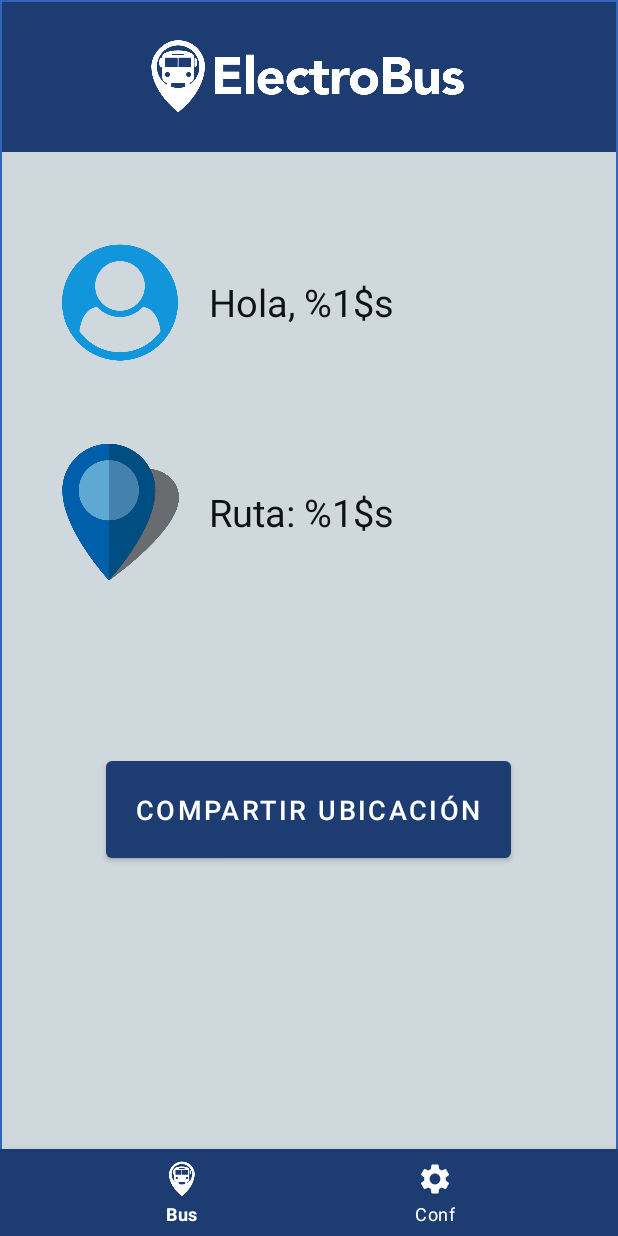
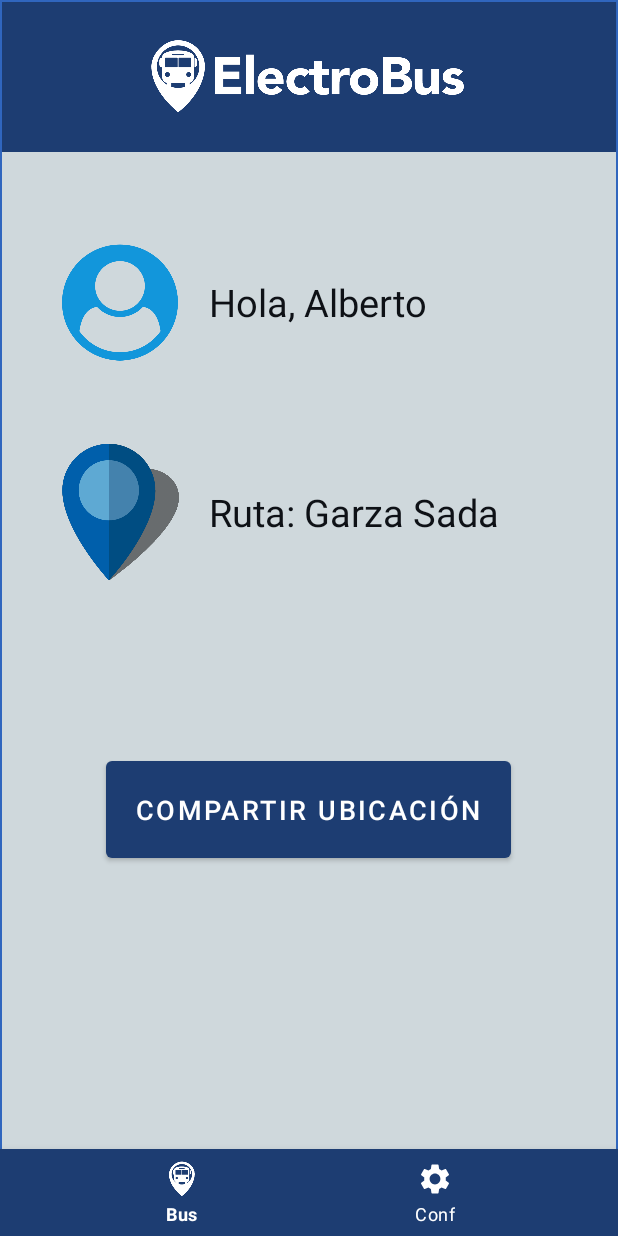
Before and after one commit to ddl29/ElectroBus, an Android app: the HomeDriverFragment screen opened directly, with no data from a screen before it, on a phone screen of 412 x 824 dp. Run offline under Robolectric (Android 15) with nearby library versions, the light colour scheme and no system bars; our stand-ins replace navigation-ui.

Commit message:
Modified text placeholder for Driver Home screen

```diff
--- a/app/src/main/res/values/strings.xml
+++ b/app/src/main/res/values/strings.xml
@@ -73,6 +73,6 @@
     </string-array>
     <!-- • Home (Driver) Fragment Scene -->
     <string name="btnHomeDr1">COMPARTIR UBICACIÓN</string>
-    <string name="txvHomeDrHello">Hola, %1$s</string>
-    <string name="txvHomeDrRoute">Ruta: %1$s</string>
+    <string name="txvHomeDrHello">Hola, Alberto</string>
+    <string name="txvHomeDrRoute">Ruta: Garza Sada</string>
 </resources>
```
Also changed, not shown: 2 other files.
